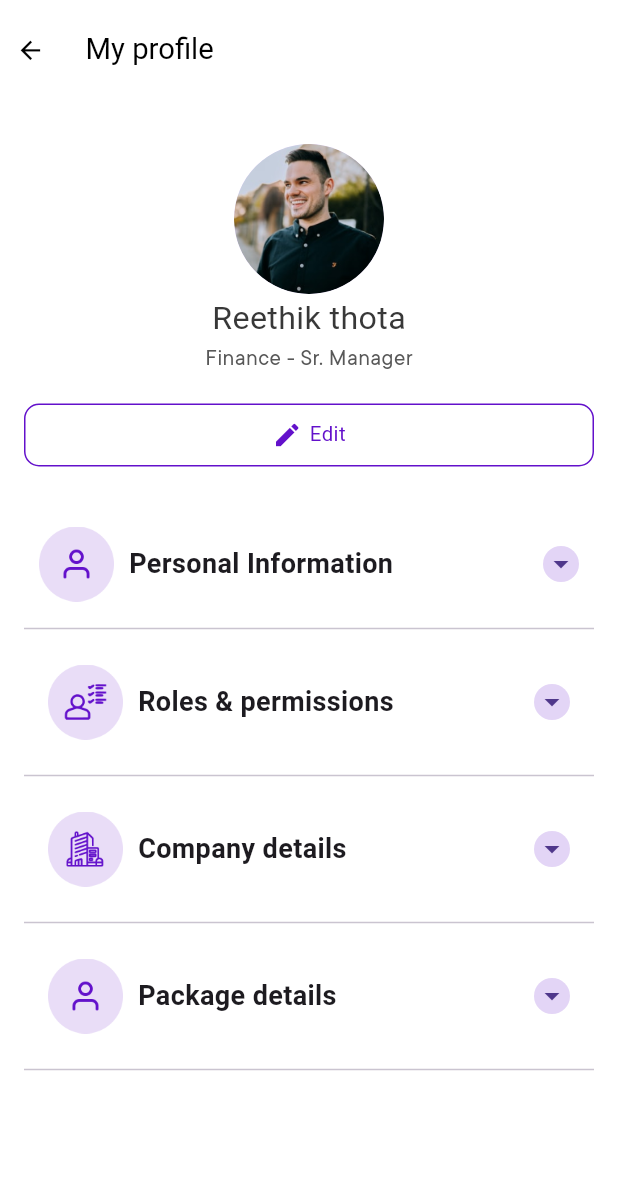
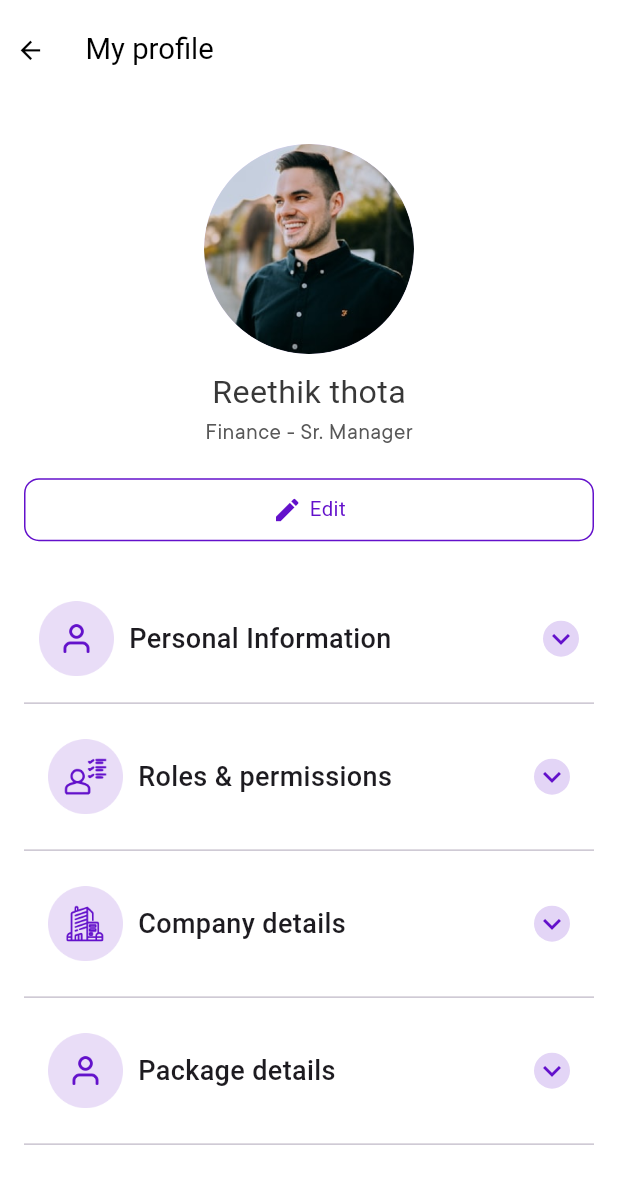
Before and after one commit to kishan06/Optify-Corporate, a Flutter app: the ProfilePage screen opened by its route, on a phone screen of 412 x 824 dp. Shown: the top 1184 px of the screen. Run offline on Flutter 3.47's test engine with Material 3 defaults, Android fonts, the phone set to English and light mode, and no system bars; drawn by our look-alikes of getwidget; our stand-ins replace accordion, dio, dotted_line, dropdown_button2, file_picker, flutter_screenutil and 12 more; missing offline and left inert: dart:ffi, mat_month_picker_dialog, remove_emoji_input_formatter; accounts and stored records are empty; Roboto replaces fonts that are missing (Gilroy-Medium, Gilroy-SemiBold).

Commit message:
bug fixing

```diff
--- a/lib/MainScreen/GiftVoucherTab/GiftVoucher.dart
+++ b/lib/MainScreen/GiftVoucherTab/GiftVoucher.dart
@@ -35,7 +35,7 @@ class _GiftVoucherPageState extends State<GiftVoucherPage> {
         children: [
           Padding(
             padding: const EdgeInsets.only(left: 16),
-            child: text18w400c0B0B0B('Application status'),
+            child: text20w600c252C32('Application status'),
           ),
           sizedBoxHeight(22),
           const DefaultTabController(
--- a/lib/MainScreen/Statement.dart
+++ b/lib/MainScreen/Statement.dart
@@ -23,6 +23,7 @@ class _ViewStatementState extends State<ViewStatement> {
   final String _selectedDepartment = 'Select department';
   List<String> options = ['Weekly', 'Monthly', 'Yearly'];
   String selectedOption = 'Weekly';
+
   @override
   Widget build(BuildContext context) {
     double totalAmount = 200000;
@@ -41,7 +42,8 @@ class _ViewStatementState extends State<ViewStatement> {
               children: [
                 Expanded(
                   child: Container(
-                    padding: const EdgeInsets.all(16),
+                    padding: const EdgeInsets.only(
+                        top: 0, left: 16, right: 16, bottom: 16),
                     decoration: const BoxDecoration(
                       color: Color(0xffffffff),
                       boxShadow: [
@@ -55,6 +57,12 @@ class _ViewStatementState extends State<ViewStatement> {
                     ),
                     child: Column(
                       children: [
+                        Row(
+                          children: [
+                            text18w400c343C6A('Balance Overview'),
+                          ],
+                        ),
+                        sizedBoxHeight(10),
                         Row(
                           mainAxisAlignment: MainAxisAlignment.spaceBetween,
                           children: [
@@ -122,7 +130,6 @@ class _ViewStatementState extends State<ViewStatement> {
                           ),
                           child: Container(
                             height: 50.h,
-                            // padding: const EdgeInsets.all(10),
                             decoration: BoxDecoration(
                               color: const Color(0xFFffffff),
                               border: Border.all(
@@ -145,17 +152,21 @@ class _ViewStatementState extends State<ViewStatement> {
                                     DropdownButtonHideUnderline(
                                       child: DropdownButton<String>(
                                         value: selectedOption,
+                                        icon: null,
                                         items: options
                                             .map<DropdownMenuItem<String>>(
                                                 (String value) {
                                           return DropdownMenuItem<String>(
                                             value: value,
+                                            child: SizedBox(
+                                              width: 100.w,
                                               child: Text(
                                                 value,
                                                 style: const TextStyle(
                                                   fontSize: 16,
                                                   fontWeight: FontWeight.w400,
                                                   color: Colors.black,
+                                                ),
                                               ),
                                             ),
                                           );
@@ -168,10 +179,6 @@ class _ViewStatementState extends State<ViewStatement> {
                                       ),
                                     ),
                                   ],
-                                ),
-                                const Icon(
-                                  Icons.arrow_drop_down,
-                                  color: Color(0xff000000),
                                 ),
                               ],
                             ),
@@ -251,7 +258,7 @@ class _ExportDropdownState extends State<ExportDropdown> {
     'Export as Excel'
   ];
 
-  String? _selectedExportOption;
+  String? _selectedExportOption = 'Export';
 
   @override
   Widget build(BuildContext context) {
@@ -269,7 +276,7 @@ class _ExportDropdownState extends State<ExportDropdown> {
       child: DropdownButton<String>(
         value: _selectedExportOption,
         isExpanded: true,
-        hint: const Text('Export'),
+        // hint: const Text('Export'),
         onChanged: (String? newValue) {
           setState(() {
             _selectedExportOption = newValue!;
--- a/lib/SideBar/ManageDepartment_Role/AddRole.dart
+++ b/lib/SideBar/ManageDepartment_Role/AddRole.dart
@@ -89,7 +89,7 @@ class _AddRoleState extends State<AddRole> {
                   },
                 ),
                 SizedBox(height: 20.h),
-                text20w400cblack('Select department'),
+                text20w400cblack('Add department'),
                 DropdownButtonFormField<String>(
                   value: _selectedDepartment, // Currently selected item
                   onChanged: (String? newValue) {
--- a/lib/SideBar/Profile/EditProfile.dart
+++ b/lib/SideBar/Profile/EditProfile.dart
@@ -189,7 +189,12 @@ class _EditProfileState extends State<EditProfile> {
 
                 // Member Since Field
                 text20w400cblack('Member since'),
+                Stack(
+                  alignment:
+                      Alignment.centerRight, // Align the icon to the right
+                  children: [
                     CustomTextFormField(
+                      texttype: TextInputType.datetime,
                       controller: _memberSinceController,
                       validator: (value) {
                         if (value == null || value.isEmpty) {
@@ -197,17 +202,33 @@ class _EditProfileState extends State<EditProfile> {
                         }
                         return null;
                       },
-                  texttype: TextInputType.datetime,
                       inputFormatters: [RemoveEmojiInputFormatter()],
                       hintText: "Enter membership date",
                     ),
+                    // Add the calendar icon
+                    IconButton(
+                      icon:
+                          const Icon(Icons.calendar_today, color: Colors.grey),
+                      onPressed: () {
+                        // Open the date picker
+                        showDatePicker(
+                          context: context,
+                          initialDate: DateTime.now(),
+                          firstDate: DateTime(2000),
+                          lastDate: DateTime(2100),
+                        ).then((selectedDate) {
+                          if (selectedDate != null) {
+                            _memberSinceController.text =
+                                "${selectedDate.day}-${selectedDate.month}-${selectedDate.year}";
+                          }
+                        });
+                      },
+                    ),
+                  ],
+                ),
                 sizedBoxHeight(40.h),
-
-                // Company Information Section
                 text20w600c343C6A('Company Information'),
                 sizedBoxHeight(20.h),
-
-                // Company Name Field
                 text20w400cblack('Company Name'),
                 CustomTextFormField(
                   controller: _companyNameController,
--- a/lib/SideBar/Profile/Profile.dart
+++ b/lib/SideBar/Profile/Profile.dart
@@ -5,6 +5,7 @@ import 'package:Optifii_Corporate/Utils/CommonWidgets/Text.dart';
 import 'package:Optifii_Corporate/Utils/CommonWidgets/sized_box.dart';
 import 'package:Optifii_Corporate/routes/route_name.dart';
 import 'package:flutter/material.dart';
+import 'package:flutter_screenutil/flutter_screenutil.dart';
 import 'package:get/get.dart';
 import 'package:getwidget/components/accordion/gf_accordion.dart';
 // import 'package:getflutter/getflutter.dart';
@@ -32,11 +33,12 @@ class _ProfilePageState extends State<ProfilePage> {
             child: Column(
               children: [
                 const CircleAvatar(
-                  maxRadius: 50,
+                  maxRadius: 70,
                   backgroundImage: AssetImage(
                     'assets/images/png/Avatar.png',
                   ),
                 ),
+                sizedBoxHeight(10.h),
                 text22w400c383838('Reethik thota'),
                 text16w400c585858('Finance - Sr. Manager'),
                 sizedBoxHeight(20),
@@ -77,46 +79,58 @@ class _ProfilePageState extends State<ProfilePage> {
                     children: [
                       Row(
                         children: [
-                          text16w400c585858('Employee ID : '),
+                          Expanded(
+                              flex: 1,
+                              child: text16w400c585858('Employee ID : ')),
                           const SizedBox(height: 10),
                           sizedBoxWidth(10),
-                          text16w400cblack('WD-974'),
+                          Expanded(flex: 1, child: text16w400cblack('WD-974')),
                         ],
                       ),
                       const SizedBox(height: 10),
                       Row(
                         children: [
-                          text16w400c585858('Member since : '),
+                          Expanded(
+                              flex: 1,
+                              child: text16w400c585858('Member since : ')),
                           const SizedBox(height: 10),
                           sizedBoxWidth(10),
-                          text16w400cblack('20 June 2022'),
+                          Expanded(
+                              flex: 1, child: text16w400cblack('20 June 2022')),
                         ],
                       ),
                       const SizedBox(height: 10),
                       Row(
                         children: [
-                          text16w400c585858('Phone : '),
+                          Expanded(
+                              flex: 1, child: text16w400c585858('Phone : ')),
                           const SizedBox(height: 10),
                           sizedBoxWidth(10),
-                          text16w400cblack('+91 4578451245'),
+                          Expanded(
+                              flex: 1,
+                              child: text16w400cblack('+91 4578451245')),
                         ],
                       ),
                       const SizedBox(height: 10),
                       Row(
                         children: [
-                          text16w400c585858('Email : '),
+                          Expanded(
+                              flex: 1, child: text16w400c585858('Email : ')),
                           const SizedBox(height: 10),
                           sizedBoxWidth(10),
-                          text16w400cblack('poojashah@wdipl.com'),
+                          Expanded(
+                              flex: 1,
+                              child: text16w400cblack('poojashah@wdipl.com')),
                         ],
                       ),
                       const SizedBox(height: 10),
                       Row(
                         children: [
-                          text16w400c585858('Grade : '),
+                          Expanded(
+                              flex: 1, child: text16w400c585858('Grade : ')),
                           const SizedBox(height: 10),
                           sizedBoxWidth(10),
-                          text16w400cblack('A01'),
+                          Expanded(flex: 1, child: text16w400cblack('A01')),
                         ],
                       ),
                       const SizedBox(height: 10),
@@ -132,7 +146,7 @@ class _ProfilePageState extends State<ProfilePage> {
                       const Text(
                         'Personal Information',
                         style: TextStyle(
-                            fontSize: 18, fontWeight: FontWeight.w600),
+                            fontSize: 18, fontWeight: FontWeight.w500),
                       ),
                     ],
                   ),
@@ -145,12 +159,18 @@ class _ProfilePageState extends State<ProfilePage> {
                   collapsedIcon: const CircleAvatar(
                     minRadius: 10,
                     backgroundColor: Color.fromRGBO(98, 17, 203, 0.178),
-                    child: Icon(Icons.arrow_drop_down),
+                    child: Icon(
+                      Icons.keyboard_arrow_down_outlined,
+                      color: Color(0xff6311CB),
+                    ),
                   ),
                   expandedIcon: const CircleAvatar(
                       minRadius: 10,
                       backgroundColor: Color.fromRGBO(98, 17, 203, 0.178),
-                      child: Icon(Icons.arrow_drop_up)),
+                      child: Icon(
+                        Icons.keyboard_arrow_up_outlined,
+                        color: Color(0xff6311CB),
+                      )),
                   titlePadding: const EdgeInsets.all(10.0),
                   contentPadding: const EdgeInsets.all(10.0),
                   showAccordion: false,
@@ -164,10 +184,11 @@ class _ProfilePageState extends State<ProfilePage> {
                     children: [
                       Row(
                         children: [
-                          text16w400c585858('Role :'),
+                          Expanded(flex: 1, child: text16w400c585858('Role :')),
                           const SizedBox(height: 10),
                           sizedBoxWidth(10),
-                          text16w400cblack('Approver'),
+                          Expanded(
+                              flex: 1, child: text16w400cblack('Approver')),
                         ],
                       ),
                       const SizedBox(height: 10),
@@ -175,10 +196,13 @@ class _ProfilePageState extends State<ProfilePage> {
                         mainAxisAlignment: MainAxisAlignment.start,
                         crossAxisAlignment: CrossAxisAlignment.start,
                         children: [
-                          text16w400c585858('Permissions :'),
+                          Expanded(
+                              flex: 1,
+                              child: text16w400c585858('Permissions :')),
                           const SizedBox(height: 10),
                           sizedBoxWidth(10),
                           const Expanded(
+                            flex: 1,
                             child: Wrap(
                               verticalDirection: VerticalDirection.up,
                               spacing: 4.0, // Space between tags
@@ -206,7 +230,7 @@ class _ProfilePageState extends State<ProfilePage> {
                       const Text(
                         'Roles & permissions',
                         style: TextStyle(
-                            fontSize: 18, fontWeight: FontWeight.w600),
+                            fontSize: 18, fontWeight: FontWeight.w500),
                       ),
                     ],
                   ),
@@ -219,12 +243,18 @@ class _ProfilePageState extends State<ProfilePage> {
                   collapsedIcon: const CircleAvatar(
                     minRadius: 10,
                     backgroundColor: Color.fromRGBO(98, 17, 203, 0.178),
-                    child: Icon(Icons.arrow_drop_down),
+                    child: Icon(
+                      Icons.keyboard_arrow_down_outlined,
+                      color: Color(0xff6311CB),
+                    ),
                   ),
                   expandedIcon: const CircleAvatar(
                       minRadius: 10,
                       backgroundColor: Color.fromRGBO(98, 17, 203, 0.178),
-                      child: Icon(Icons.arrow_drop_up)),
+                      child: Icon(
+                        Icons.keyboard_arrow_up_outlined,
+                        color: Color(0xff6311CB),
+                      )),
                   titlePadding: const EdgeInsets.all(16.0),
                   contentPadding: const EdgeInsets.all(16.0),
                   showAccordion: false,
@@ -238,28 +268,39 @@ class _ProfilePageState extends State<ProfilePage> {
                     children: [
                       Row(
                         children: [
-                          text16w400c585858('Company name : '),
+                          Expanded(
+                              flex: 1,
+                              child: text16w400c585858('Company name : ')),
                           const SizedBox(height: 10),
                           sizedBoxWidth(10),
-                          text16w400cblack('Website Developers India'),
+                          Expanded(
+                              flex: 1,
+                              child:
+                                  text16w400cblack('Website Developers India')),
                         ],
                       ),
                       const SizedBox(height: 10),
                       Row(
                         children: [
-                          text16w400c585858('Industry :  '),
+                          Expanded(
+                              flex: 1,
+                              child: text16w400c585858('Industry :  ')),
                           const SizedBox(height: 10),
                           sizedBoxWidth(10),
-                          text16w400cblack('Fintech'),
+                          Expanded(flex: 1, child: text16w400cblack('Fintech')),
                         ],
                       ),
                       const SizedBox(height: 10),
                       Row(
                         children: [
-                          text16w400c585858('Type : '),
+                          Expanded(
+                              flex: 1, child: text16w400c585858('Type : ')),
                           const SizedBox(height: 10),
                           sizedBoxWidth(10),
-                          text16w400cblack('Private limited company'),
+                          Expanded(
+                              flex: 1,
+                              child:
+                                  text16w400cblack('Private limited company')),
                         ],
                       ),
                     ],
@@ -274,7 +315,7 @@ class _ProfilePageState extends State<ProfilePage> {
                       const Text(
                         'Company details',
                         style: TextStyle(
-                            fontSize: 18, fontWeight: FontWeight.w600),
+                            fontSize: 18, fontWeight: FontWeight.w500),
                       ),
                     ],
                   ),
@@ -287,12 +328,18 @@ class _ProfilePageState extends State<ProfilePage> {
                   collapsedIcon: const CircleAvatar(
                     minRadius: 10,
                     backgroundColor: Color.fromRGBO(98, 17, 203, 0.178),
-                    child: Icon(Icons.arrow_drop_down),
+                    child: Icon(
+                      Icons.keyboard_arrow_down_outlined,
+                      color: Color(0xff6311CB),
+                    ),
                   ),
                   expandedIcon: const CircleAvatar(
                       minRadius: 10,
                       backgroundColor: Color.fromRGBO(98, 17, 203, 0.178),
-                      child: Icon(Icons.arrow_drop_up)),
+                      child: Icon(
+                        Icons.keyboard_arrow_up_outlined,
+                        color: Color(0xff6311CB),
+                      )),
                   titlePadding: const EdgeInsets.all(16.0),
                   contentPadding: const EdgeInsets.all(16.0),
                   showAccordion: false,
@@ -315,7 +362,7 @@ class _ProfilePageState extends State<ProfilePage> {
                       const Text(
                         'Package details',
                         style: TextStyle(
-                            fontSize: 18, fontWeight: FontWeight.w600),
+                            fontSize: 18, fontWeight: FontWeight.w500),
                       ),
                     ],
                   ),
@@ -328,12 +375,18 @@ class _ProfilePageState extends State<ProfilePage> {
                   collapsedIcon: const CircleAvatar(
                     minRadius: 10,
                     backgroundColor: Color.fromRGBO(98, 17, 203, 0.178),
-                    child: Icon(Icons.arrow_drop_down),
+                    child: Icon(
+                      Icons.keyboard_arrow_down_outlined,
+                      color: Color(0xff6311CB),
+                    ),
                   ),
                   expandedIcon: const CircleAvatar(
                       minRadius: 10,
                       backgroundColor: Color.fromRGBO(98, 17, 203, 0.178),
-                      child: Icon(Icons.arrow_drop_up)),
+                      child: Icon(
+                        Icons.keyboard_arrow_up_outlined,
+                        color: Color(0xff6311CB),
+                      )),
                   titlePadding: const EdgeInsets.all(16.0),
                   contentPadding: const EdgeInsets.all(16.0),
                   showAccordion: false,
```
Lines whose indentation alone changed are shown as unchanged.
